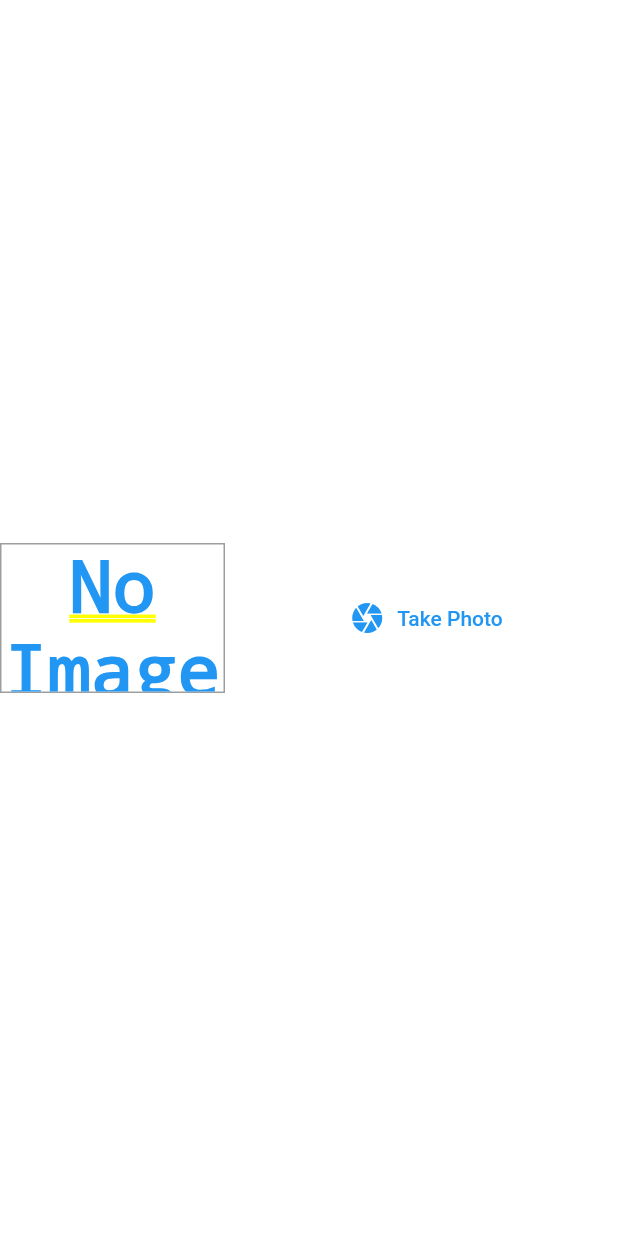
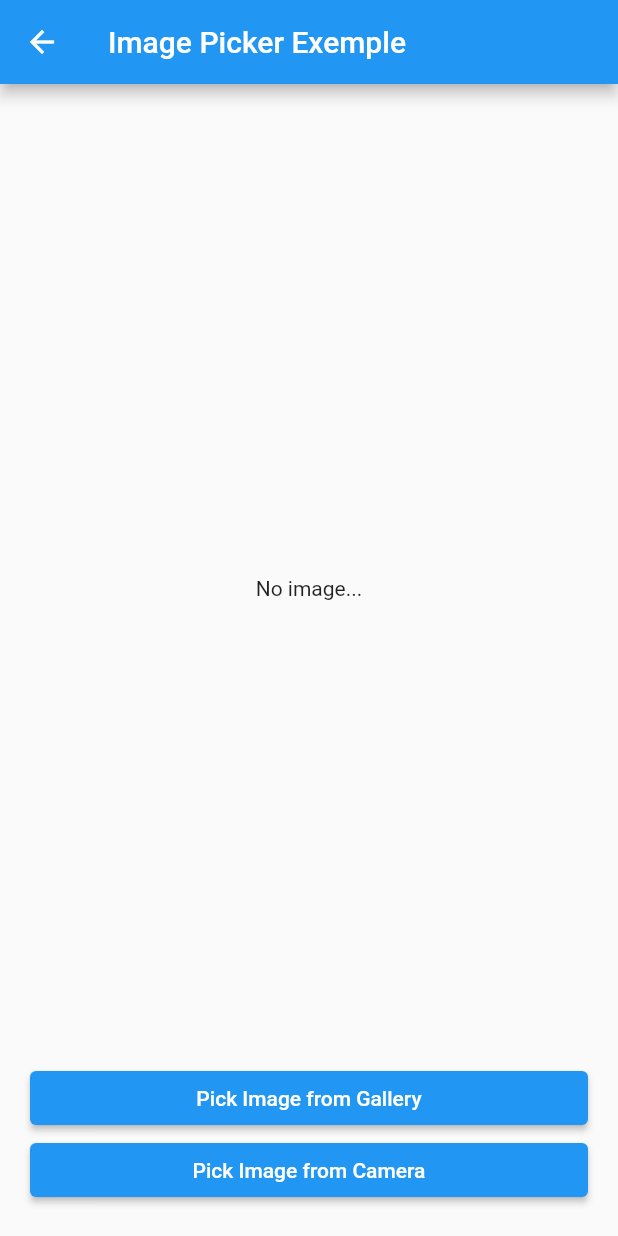
Before and after one commit to mihirrawal1399/iSPY_test, a Flutter app: the PlayersList screen opened directly with empty values, after a tap on "Mihir", on a phone screen of 412 x 824 dp. Run offline on Flutter 3.47's test engine with Material 2 defaults, Android fonts, the phone set to English and light mode, and no system bars; our stand-ins replace file, google_fonts, image_picker.

Commit message:
new picture capture input and output flow complete editing is pending

```diff
--- /dev/null
+++ b/lib/components/ImageInput.dart
@@ -0,0 +1,82 @@
+import 'dart:io';
+
+import 'package:flutter/material.dart';
+import 'package:flutter/services.dart';
+import 'package:image_picker/image_picker.dart';
+// import 'ImageInputController.dart';
+
+class ImageInput extends StatefulWidget {
+  const ImageInput({ Key? key }) : super(key: key);
+
+  @override
+  State<ImageInput> createState() => _ImageInputState();
+}
+
+class _ImageInputState extends State<ImageInput> {
+  final controller = ImageInputController();
+
+  @override
+  Widget build(BuildContext context) {
+    return Scaffold(
+      appBar: AppBar(title: const Text('Image Picker Exemple')),
+      body: Padding(
+        padding: const EdgeInsets.symmetric(vertical: 20, horizontal: 20),
+        child: Column(
+          crossAxisAlignment: CrossAxisAlignment.stretch,
+          children: [
+            Expanded(
+              child: Container(
+                child: controller.image != null
+                    ? Image.file(controller.image!)
+                    : const Center(
+                  child: Text('No image...'),
+                ),
+              ),
+            ),
+            ElevatedButton(
+              child: const Text("Pick Image from Gallery"),
+              onPressed: () async {
+                await controller.pickImage();
+                setState(() {});
+              },
+            ),
+            ElevatedButton(
+              child: const Text("Pick Image from Camera"),
+              onPressed: () async {
+                await controller.pickCamera();
+                setState(() {});
+              },
+            ),
+          ],
+        ),
+      ),
+    );
+  }
+}
+
+class ImageInputController {
+  File? image;
+  File? imageTemp;
+
+  Future pickImage() async {
+    try {
+      final image = await ImagePicker().pickImage(source: ImageSource.gallery);
+      if (image == null) return;
+      final imageTemp = File(image.path);
+      this.image = imageTemp;
+    } on PlatformException catch (e) {
+      print('Failed to pick image: $e');
+    }
+  }
+
+  Future pickCamera() async {
+    try {
+      final image = await ImagePicker().pickImage(source: ImageSource.camera);
+      if (image == null) return;
+      final imageTemp = File(image.path);
+      this.image = imageTemp;
+    } on PlatformException catch (e) {
+      print('Failed to pick image: $e');
+    }
+  }
+}
--- a/lib/components/Input_Image.dart
+++ /dev/null
@@ -1,62 +0,0 @@
-import 'package:flutter/material.dart';
-import 'dart:io';
-import 'package:image_picker/image_picker.dart';
-import 'package:path/path.dart' as path;
-import 'package:path_provider/path_provider.dart' as syspath;
-
-// ignore: must_be_immutable
-class InputImg extends StatefulWidget {
-  Function imgselected;
-  InputImg(this.imgselected);
-  @override
-  _InputImgState createState() => _InputImgState();
-}
-
-class _InputImgState extends State<InputImg> {
-
-  var _imgTaken;
-  Future<void> _takePhoto() async{
-    // ignore: deprecated_member_use
-    final File imagefile = (await ImagePicker().pickImage(source: ImageSource.camera,maxWidth: 600)) as File;
-    if(imagefile == null)
-    {
-      return;
-    }
-    // setState(() {
-    //   _imgTaken = imagefile;
-    // });
-    _imgTaken = imagefile;
-    final appDir = await syspath.getApplicationSupportDirectory();
-    final fileName = path.basename(imagefile.path);
-    final savedImg = await imagefile.copy('${appDir.path}/$fileName');
-    widget.imgselected(savedImg);
-  }
-  @override
-  Widget build(BuildContext context) {
-    return Row(
-      children: <Widget>[
-        Container(
-          width: 150,
-          height: 100,
-          decoration:
-          BoxDecoration(border: Border.all(width: 1, color: Colors.grey)),
-          child: _imgTaken != null
-              ? Image.file(
-            _imgTaken,
-            fit: BoxFit.cover,
-            width: double.infinity,
-          )
-              : Text('No Image',style: TextStyle(color: Theme.of(context).primaryColor),textAlign: TextAlign.center,),
-        ),
-        SizedBox(width: 10,),
-        Expanded(
-            child: FlatButton.icon(
-              icon: Icon(Icons.camera),
-              label: Text('Take Photo'),
-              textColor: Theme.of(context).primaryColor,
-              onPressed: _takePhoto,
-            ))
-      ],
-    );
-  }
-}
--- a/lib/components/playerwidget.dart
+++ b/lib/components/playerwidget.dart
@@ -2,9 +2,8 @@
 import 'package:file/file.dart';
 
 import 'package:flutter/material.dart';
+import 'package:ispy/components/ImageInput.dart';
 import 'package:ispy/pages/takePicture.dart';
-
-import 'Input_Image.dart';
 
 class playerWidget extends StatefulWidget {
   final bool isPlayerOnline;
@@ -38,7 +37,7 @@ class _playerWidgetState extends State<playerWidget> {
           child: InkWell(
             onTap: (){Navigator.push(
               context,
-              MaterialPageRoute(builder: (context) => InputImg(_selectedImg)),
+              MaterialPageRoute(builder: (context) => ImageInput()),
             );},
             child: Row(
               mainAxisSize: MainAxisSize.max,
```
Also changed, not shown: lib/components/ImageInputController.dart (added, +33 -0 lines), 2 other files.
